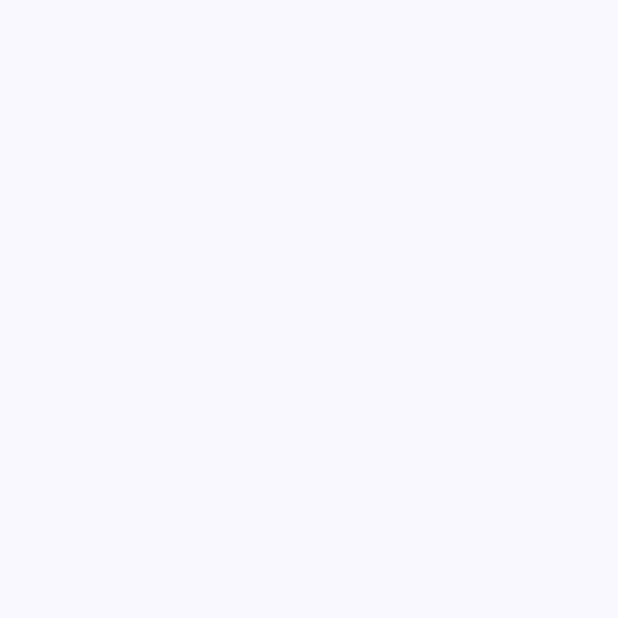
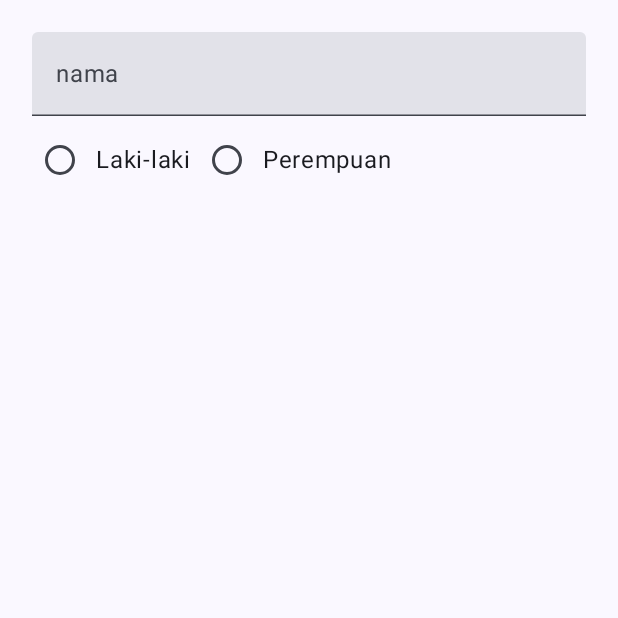
Before and after one commit to inayahummuardillah/QuestNavigasiMVVM_143, an Android app built with Jetpack Compose: the screen it shows after launch (MainActivity), on a phone screen of 412 x 824 dp, the top half of it. Before the commit the part shown is empty. Run offline under Robolectric (Android 15) with nearby library versions, the phone set to English and light mode, and no system bars.

Commit message:
TextField untuk nama digunakan untuk meminta pengguna mengisi nama

```diff
--- a/app/src/main/java/com/example/p5/ui/theme/view/FormulirView.kt
+++ b/app/src/main/java/com/example/p5/ui/theme/view/FormulirView.kt
@@ -43,5 +43,32 @@ fun FormulirView(
 
     val listData: MutableList<String> = mutableListOf(nama, gender, alamat)
 
+    Column(
+        modifier = modifier.fillMaxSize().padding(16.dp), horizontalAlignment =
+        Alignment.CenterHorizontally
+    ){
+        TextField(
+            value = nama,
+            onValueChange = {nama = it},
+            label = {
+                Text(text = "nama")
+            },
+            placeholder = {
+                Text(text = "Isi nama anda")
+            },
+            modifier = Modifier.fillMaxWidth().padding(5.dp)
+        )
+        Row (modifier = Modifier.fillMaxWidth()){
+            listJK.forEach{selectedGender ->
+                Row (verticalAlignment = Alignment.CenterVertically){
+                    RadioButton(
+                        selected = gender == selectedGender,
+                        onClick = {gender == selectedGender}
+                    )
+                    Text(text = selectedGender)
+                }
+            }
+        }
 
+    }
 }
```
